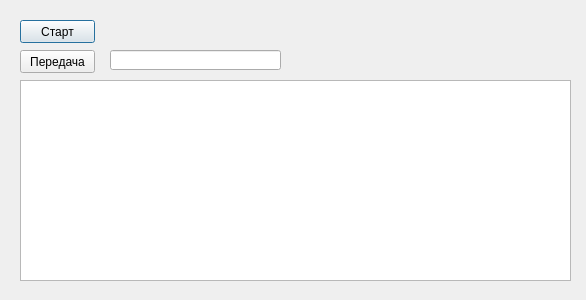
Above: tryRsProxyDlg/dialog.ui from eugene-pa/armdncqt before the change. Below: the same form after it.
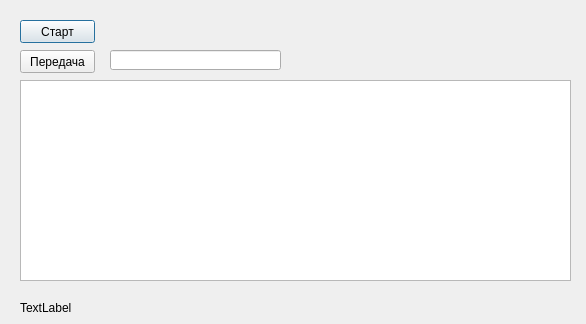
That is the form after the change.

```diff
--- a/tryRsProxyDlg/dialog.ui
+++ b/tryRsProxyDlg/dialog.ui
@@ -7,7 +7,7 @@
     <x>0</x>
     <y>0</y>
     <width>586</width>
-    <height>300</height>
+    <height>324</height>
    </rect>
   </property>
   <property name="windowTitle">
@@ -59,6 +59,19 @@
     </rect>
    </property>
   </widget>
+  <widget class="QLabel" name="label">
+   <property name="geometry">
+    <rect>
+     <x>20</x>
+     <y>300</y>
+     <width>551</width>
+     <height>16</height>
+    </rect>
+   </property>
+   <property name="text">
+    <string>TextLabel</string>
+   </property>
+  </widget>
  </widget>
  <layoutdefault spacing="6" margin="11"/>
  <resources/>
```
